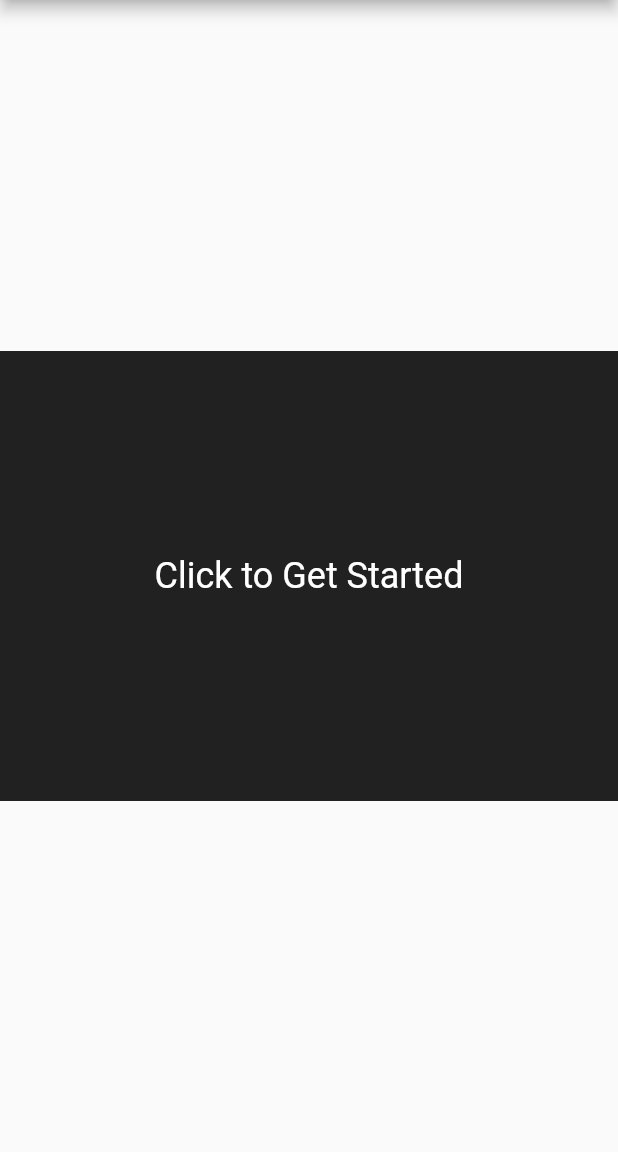
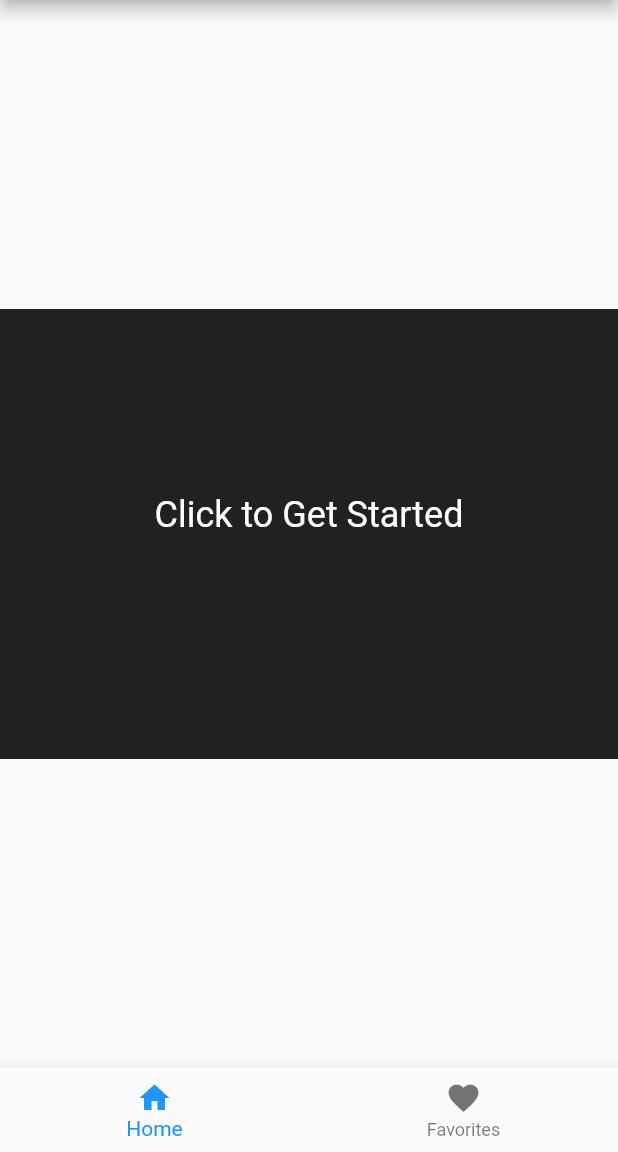
Before and after one commit to bryanhinkson/vgv_assessment, a Flutter app: the screen it shows after launch, on a phone screen of 412 x 824 dp, the part 84-1236 px from its top. Run offline on Flutter 3.47's test engine with Material 2 defaults, Android fonts, the light colour scheme and no system bars.

Commit message:
Setup pages

```diff
--- a/lib/home.dart
+++ b/lib/home.dart
@@ -3,8 +3,7 @@ import 'package:vgv_assessment/models/coffee_image.dart';
 import 'package:vgv_assessment/services/api.dart';
 
 class HomePage extends StatefulWidget {
-  const HomePage({Key? key, required this.title}) : super(key: key);
-  final String title;
+  const HomePage({Key? key}) : super(key: key);
 
   @override
   State<HomePage> createState() => _HomePageState();
@@ -12,47 +11,57 @@ class HomePage extends StatefulWidget {
 
 class _HomePageState extends State<HomePage> {
   late CoffeeImage coffeeImage;
-  bool initialized = false;
+  bool _initialized = false;
+  bool _fetchingImage = false;
 
   void _getNewImage() {
     setState(() {
+      _fetchingImage = true;
       getCoffeeImage().then((ci) {
+        setState(() {
           coffeeImage = ci;
-        initialized = true;
+          _initialized = true;
+          _fetchingImage = false;
+        });
       });
     });
   }
 
   @override
   Widget build(BuildContext context) {
-    return Scaffold(
-      appBar: AppBar(
-        title: Text(widget.title),
-      ),
-      body: Center(
+    return Center(
       child: Column(
         mainAxisAlignment: MainAxisAlignment.center,
         children: [
-            if (!initialized)
+          if (!_initialized)
             GestureDetector(
               onTap: _getNewImage,
-                  child: const SizedContainer(text: 'Click to Get Started')),
-            if (initialized)
+              child: const SizedContainer(text: 'Click to Get Started'),
+            ),
+          if (_initialized && _fetchingImage)
+            const SizedContainer(
+              text: 'Loading Image',
+              child: Center(
+                child: CircularProgressIndicator(),
+              ),
+            ),
+          if (_initialized && !_fetchingImage)
             Column(
               children: [
                 Image.network(
                   coffeeImage.imageUrl,
                   height: 300,
-                    loadingBuilder: (context, child, progress) {
-                      if (progress == null) {
+                  frameBuilder:
+                      (context, child, frame, wasSynchronouslyLoaded) {
+                    if (wasSynchronouslyLoaded) {
                       return child;
-                      } else {
-                        return const SizedContainer(
-                          child: Center(
-                            child: CircularProgressIndicator(),
-                          ),
+                    }
+                    return AnimatedOpacity(
+                      child: child,
+                      opacity: frame == null ? 0 : 1,
+                      duration: const Duration(milliseconds: 250),
+                      curve: Curves.easeIn,
                     );
-                      }
                   },
                   errorBuilder: (BuildContext context, Object exception,
                       StackTrace? stackTrace) {
@@ -80,7 +89,6 @@ class _HomePageState extends State<HomePage> {
             )
         ],
       ),
-      ),
     );
   }
 }
@@ -103,15 +111,20 @@ class SizedContainer extends StatelessWidget {
       child: Column(
         mainAxisAlignment: MainAxisAlignment.center,
         children: [
-          if (child != null) child!,
           if (text != null)
-            Text(
+            Padding(
+              padding: const EdgeInsets.only(
+                bottom: 25,
+              ),
+              child: Text(
                 text!,
                 style: const TextStyle(
                   color: Colors.white,
                   fontSize: 24,
                 ),
               ),
+            ),
+          if (child != null) child!,
         ],
       ),
     );
--- a/lib/main.dart
+++ b/lib/main.dart
@@ -1,12 +1,35 @@
 import 'package:flutter/material.dart';
+import 'favorites.dart';
 import 'home.dart';
 
 void main() {
-  runApp(const MyApp());
+  runApp(const VeryGoodCoffeeApp());
 }
 
-class MyApp extends StatelessWidget {
-  const MyApp({Key? key}) : super(key: key);
+class VeryGoodCoffeeApp extends StatefulWidget {
+  const VeryGoodCoffeeApp({Key? key}) : super(key: key);
+  @override
+  State<VeryGoodCoffeeApp> createState() => _VeryGoodCoffeeAppState();
+}
+
+class _VeryGoodCoffeeAppState extends State<VeryGoodCoffeeApp> {
+  int _selectedTabIndex = 0;
+  List<Widget> pages = [const HomePage(), const FavoritesPage()];
+  late Widget _widgetToShow;
+
+  @override
+  void initState() {
+    _widgetToShow = pages[0];
+    super.initState();
+  }
+
+  void _changeTab(int index) {
+    setState(() {
+      _selectedTabIndex = index;
+      _widgetToShow = pages[index];
+    });
+  }
+
   @override
   Widget build(BuildContext context) {
     return MaterialApp(
@@ -14,7 +37,28 @@ class MyApp extends StatelessWidget {
       theme: ThemeData(
         primarySwatch: Colors.blue,
       ),
-      home: const HomePage(title: 'Very Good Coffee App'),
+      home: Scaffold(
+        appBar: AppBar(
+          title: const Text('Very Good Coffee App'),
+        ),
+        bottomNavigationBar: BottomNavigationBar(
+          items: const [
+            BottomNavigationBarItem(
+              icon: Icon(Icons.home),
+              label: 'Home',
+            ),
+            BottomNavigationBarItem(
+              icon: Icon(
+                Icons.favorite,
+              ),
+              label: 'Favorites',
+            ),
+          ],
+          currentIndex: _selectedTabIndex,
+          onTap: _changeTab,
+        ),
+        body: _widgetToShow,
+      ),
     );
   }
 }
```
Also changed, not shown: lib/favorites.dart (added, +10 -0 lines), 1 other file. Lines whose indentation alone changed are shown as unchanged.
